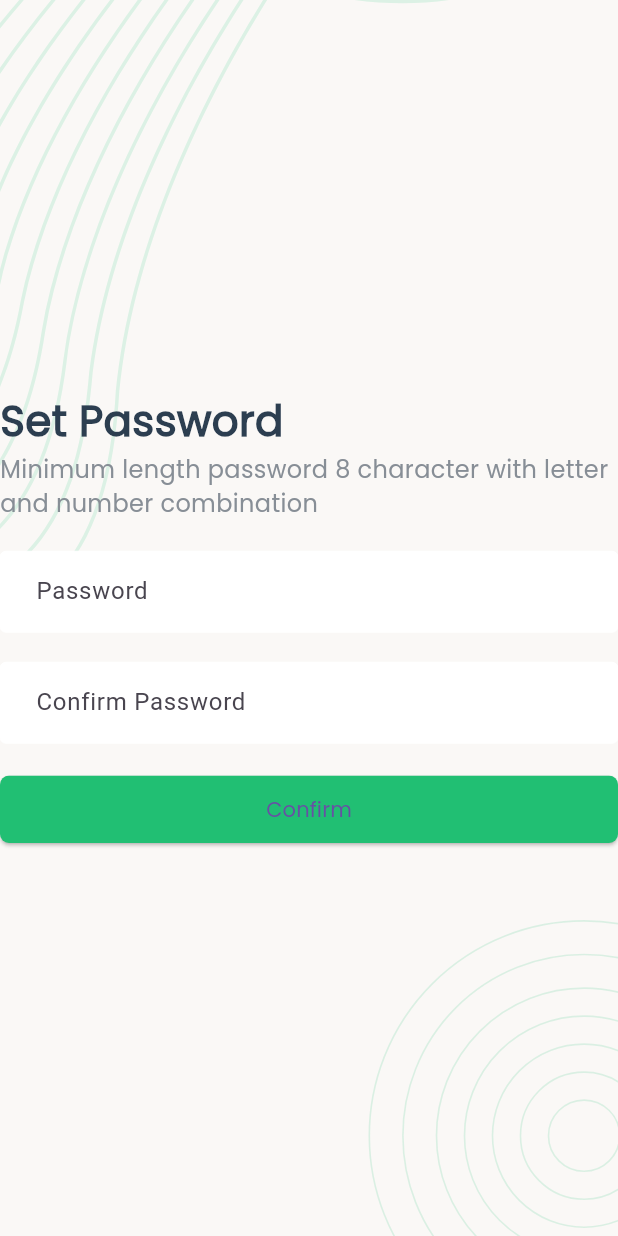
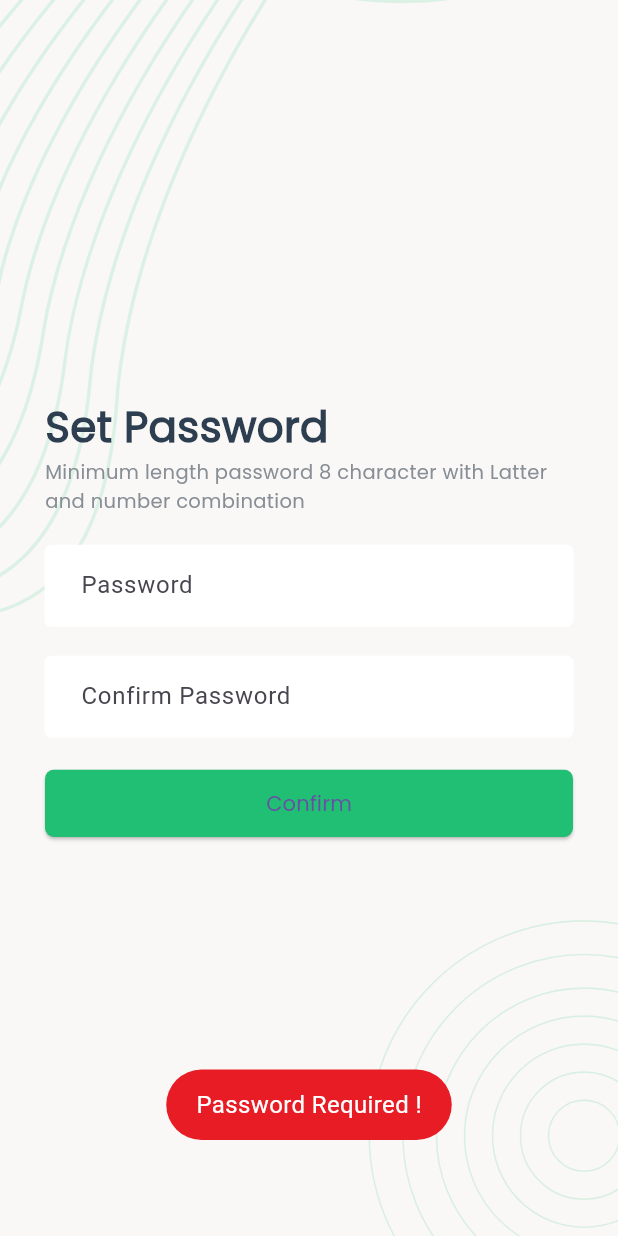
Before and after one commit to nihadcodes/taskmanager_app, a Flutter app: the setPasswordScreen screen opened by its route, after a tap on "Confirm", on a phone screen of 412 x 824 dp. Run offline on Flutter 3.47's test engine with Material 3 defaults, Android fonts, the phone set to English and light mode, and no system bars; our stand-ins replace flutter_svg, fluttertoast, pin_code_fields, shared_preferences; accounts and stored records are empty.

Commit message:
done with onboarding functions

```diff
--- a/lib/screen/onboarding/setPasswordScreen.dart
+++ b/lib/screen/onboarding/setPasswordScreen.dart
@@ -1,15 +1,62 @@
 import 'package:flutter/material.dart';
+import '../../api/apiClient.dart';
+import '../../style/style.dart';
+import '../../uitility/uitility.dart';
 
-import '../../style/style.dart';
 
 class setPasswordScreen extends StatefulWidget {
-  const setPasswordScreen({super.key});
+
+  const setPasswordScreen({Key? key}) : super(key: key);
+  @override
+  State<setPasswordScreen> createState() => _setPasswordScreenState();
+
+}
+
+
+class _setPasswordScreenState extends State<setPasswordScreen> {
+
+
+  Map<String,String> FormValues={"email":"", "OTP":"","password":"","cpassword":""};
+  bool Loading=false;
 
   @override
-  State<setPasswordScreen> createState() => _setPasswordScreenState();
+  initState() {
+    callStoreData();
+    super.initState();
   }
 
-class _setPasswordScreenState extends State<setPasswordScreen> {
+  callStoreData() async {
+    String? OTP= await ReadUserData("OTPVerification");
+    String? Email= await ReadUserData("EmailVerification");
+    InputOnChange("email", Email);
+    InputOnChange("OTP", OTP);
+  }
+
+  InputOnChange(MapKey, Textvalue){
+    setState(() {
+      FormValues.update(MapKey, (value) => Textvalue);
+    });
+  }
+
+  FormOnSubmit() async{
+    if(FormValues['password']!.length==0){
+      ErrorToast('Password Required !');
+    }
+    else if(FormValues['password']!=FormValues['cpassword']){
+      ErrorToast('Confirm password should be same!');
+    }
+    else{
+      setState(() {Loading=true;});
+      bool res=await SetPasswordRequest(FormValues);
+      if(res==true){
+        Navigator.pushNamedAndRemoveUntil(context, "/login", (route) => false);
+      }
+      else{
+        setState(() {Loading=false;});
+      }
+    }
+  }
+
   @override
   Widget build(BuildContext context) {
     return Scaffold(
@@ -17,31 +64,41 @@ class _setPasswordScreenState extends State<setPasswordScreen> {
         children: [
           ScreenBackground(context),
           Container(
+            alignment: Alignment.center,
+            child: Loading?(Center(child: CircularProgressIndicator())):(SingleChildScrollView(
+              padding: EdgeInsets.all(30),
               child: Column(
                 mainAxisAlignment: MainAxisAlignment.center,
                 crossAxisAlignment: CrossAxisAlignment.start,
-
                 children: [
                   Text("Set Password", style: Head1Text(colorDarkBlue)),
                   SizedBox(height: 1),
-                Text("Minimum length password 8 character with letter and number combination", style: Head6Text(colorLightGray)),
+                  Text("Minimum length password 8 character with Latter and number combination ", style: Head7Text(colorLightGray)),
                   SizedBox(height: 20),
-                TextFormField(decoration: AppInputDecoration("Password"),),
+                  TextFormField(
+                    onChanged: (Textvalue){
+                      InputOnChange("password",Textvalue);
+                    },
+                    decoration: AppInputDecoration("Password"),
+                  ),
                   SizedBox(height: 20),
-                TextFormField(decoration: AppInputDecoration("Confirm Password"),),
+                  TextFormField(
+                    onChanged: (Textvalue){
+                      InputOnChange("cpassword",Textvalue);
+                    },
+                    decoration: AppInputDecoration("Confirm Password"),
+                  ),
                   SizedBox(height: 20),
-                Container(
-                  child: ElevatedButton(
+                  Container(child: ElevatedButton(
                     style: AppButtonStyle(),
                     child: SuccessButtonChild('Confirm'),
-                    onPressed: () {
-
+                    onPressed: (){
+                      FormOnSubmit();
                     },
-                  ),
-                )
-
+                  ),)
                 ],
               ),
+            )),
           )
         ],
       ),
```
Also changed, not shown: lib/screen/onboarding/emailVerificationScreen.dart (+44 -13 lines), lib/screen/onboarding/pinVerificationScreen.dart (+44 -23 lines), 1 other file. Lines whose indentation alone changed are shown as unchanged.
